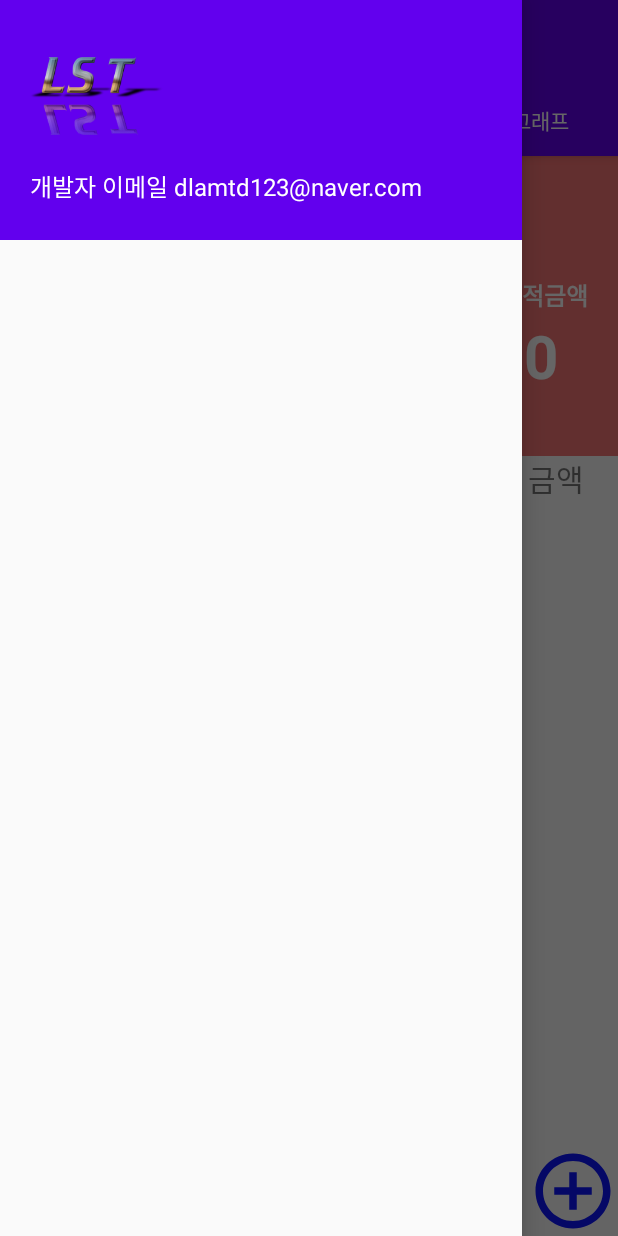
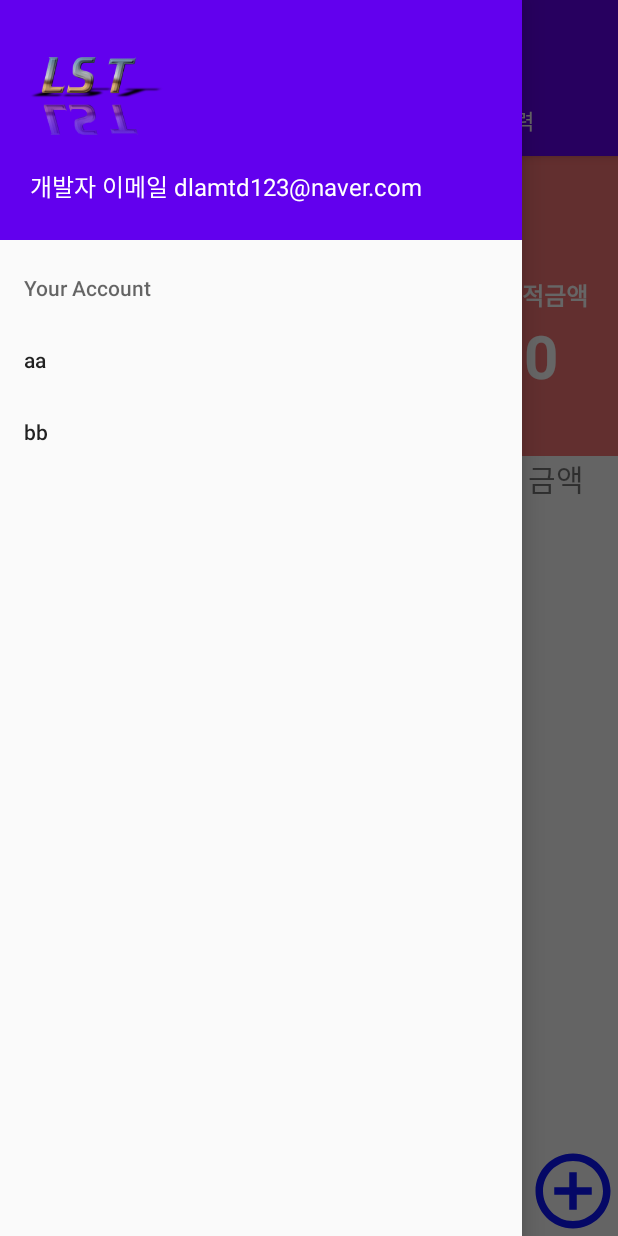
Before and after one commit to lsttsl2019/ProjectAccountBook, an Android app: the MainActivity screen opened directly, with no data from a screen before it, with the side drawer open, on a phone screen of 412 x 824 dp. Run offline under Robolectric (Android 15) with nearby library versions, the phone set to English and light mode, and no system bars; our stand-ins replace Picasso, data binding; libraries missing offline, so code that uses them is left out: com.applandeo.materialcalendarview; Roboto replaces fonts that are not available here.

Commit message:
네이비게이션뷰에서 아이템을 넘겨줘서 받아오기 그래프 그리기!!

```diff
--- a/app/src/main/java/com/isttis2019/projectaccountbook/MainActivity.java
+++ b/app/src/main/java/com/isttis2019/projectaccountbook/MainActivity.java
@@ -2,6 +2,7 @@ package com.isttis2019.projectaccountbook;
 
 import android.Manifest;
 import android.content.pm.PackageManager;
+import android.graphics.Color;
 import android.os.Build;
 import android.support.annotation.NonNull;
 import android.support.design.widget.NavigationView;
@@ -9,10 +10,12 @@ import android.support.design.widget.TabLayout;
 import android.support.v4.app.FragmentTransaction;
 import android.support.v4.view.ViewPager;
 import android.support.v4.widget.DrawerLayout;
+import android.support.v7.app.ActionBar;
 import android.support.v7.app.ActionBarDrawerToggle;
 import android.support.v7.app.AppCompatActivity;
 import android.os.Bundle;
 import android.support.v7.widget.Toolbar;
+import android.view.MenuItem;
 import android.widget.Toast;
 
 import com.applandeo.materialcalendarview.CalendarView;
@@ -55,7 +58,7 @@ public class MainActivity extends AppCompatActivity {
 
     toolbar=findViewById(R.id.toolbar);
     setSupportActionBar(toolbar);
-
+    toolbar.setTitleTextColor(Color.WHITE);
     viewPager=findViewById(R.id.viewPager);
     tabLayout=findViewById(R.id.layout_tab);
 
@@ -68,10 +71,36 @@ public class MainActivity extends AppCompatActivity {
         navigationView=findViewById(R.id.navigationView);
         navigationView.setItemIconTintList(null);
 
-        drawerToggle =new ActionBarDrawerToggle(this, drawerLayout, toolbar, R.string.app_name,R.string.app_name);
-        drawerLayout.addDrawerListener(drawerToggle);
+        navigationView.setNavigationItemSelectedListener(new NavigationView.OnNavigationItemSelectedListener() {
+            @Override
+            public boolean onNavigationItemSelected(@NonNull MenuItem menuItem) {
+                switch (menuItem.getItemId()){
+                    case R.id.menu_aa:
+                        Toast.makeText(MainActivity.this, "aaa", Toast.LENGTH_SHORT).show();
+                        break;
+
+                    case R.id.menu_bb:
+                        Toast.makeText(MainActivity.this, "bbb", Toast.LENGTH_SHORT).show();
+                        break;
+                }
+                    drawerLayout.closeDrawer(navigationView,true);
+
+                return false;
+            }
+        });
+
+        //드로우어 조절용 토글버튼
+        drawerToggle=new ActionBarDrawerToggle(this,drawerLayout,R.string.app_name,R.string.app_name);
+
+        //드러우어 토글버튼아이콘이 보이도록 액션바에게 요청
+        ActionBar actionBar=getSupportActionBar();
+        actionBar.setDisplayHomeAsUpEnabled(true);
+
+        //삼선아이콘 모양으로 보이도록 토글버튼의 동기 맞추기..!
         drawerToggle.syncState();
 
+        //삼선아이콘과 화살표 아이콘이 자동 변환되도록...
+        drawerLayout.addDrawerListener(drawerToggle);
 
 
 
@@ -95,8 +124,16 @@ public class MainActivity extends AppCompatActivity {
 
 
 
+    }//onCreate
 
-    }//onCreate
+    @Override
+    public boolean onOptionsItemSelected(MenuItem item) {
+
+        drawerToggle.onOptionsItemSelected(item);
+
+        return super.onOptionsItemSelected(item);
+    }
+
 
     public void addCalendarView(CalendarView calendarView){
         calendarViews =calendarView;
--- a/app/src/main/java/com/isttis2019/projectaccountbook/fragmentsAdapter.java
+++ b/app/src/main/java/com/isttis2019/projectaccountbook/fragmentsAdapter.java
@@ -8,15 +8,14 @@ import android.support.v4.app.FragmentPagerAdapter;
 
 
 public class fragmentsAdapter extends FragmentPagerAdapter {
-    Fragment[] fragments =new Fragment[4];
-    String[] titles=new String[]{"지출", "수입", "달력", "그래프"};
+    Fragment[] fragments =new Fragment[3];
+    String[] titles=new String[]{"지출", "수입", "달력"};
 
     public fragmentsAdapter(FragmentManager fm) {
         super(fm);
         fragments[0]=new Page1Fragment();
         fragments[1]=new Page2Fragment();
         fragments[2]=new Page3Fragment();
-        fragments[3]=new Page4Fragment();
 
 
     }
--- a/app/src/main/res/menu/drwer_menu.xml
+++ b/app/src/main/res/menu/drwer_menu.xml
@@ -1,5 +1,16 @@
 <?xml version="1.0" encoding="utf-8"?>
 <menu xmlns:android="http://schemas.android.com/apk/res/android">
+
+    <item android:title="Your Account">
+        <menu>
+            <item android:id="@+id/menu_aa"
+                android:title="aa"/>
+
+            <item android:id="@+id/menu_bb"
+                android:title="bb"/>
+        </menu>
+
+    </item>
 
 
 
```
Also changed, not shown: app/src/main/java/com/isttis2019/projectaccountbook/Page2Fragment.java (+4 -5 lines), app/src/main/java/com/isttis2019/projectaccountbook/Page3Fragment.java (+18 -12 lines), app/src/main/java/com/isttis2019/projectaccountbook/Page4Fragment.java (+104 -83 lines).
